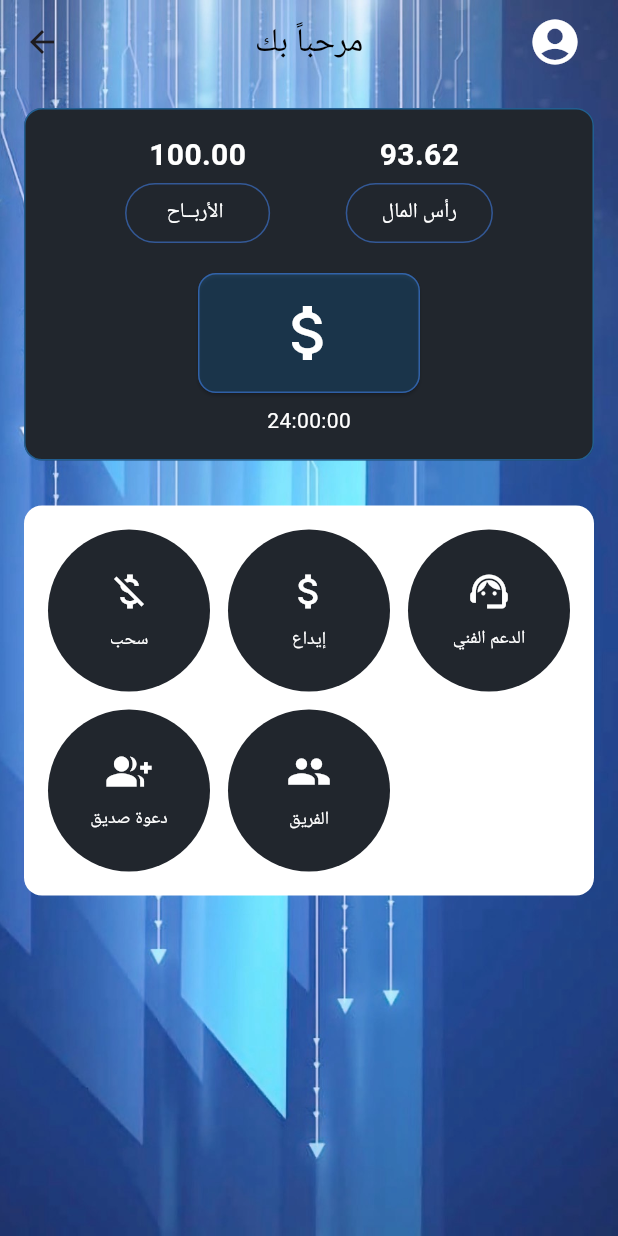
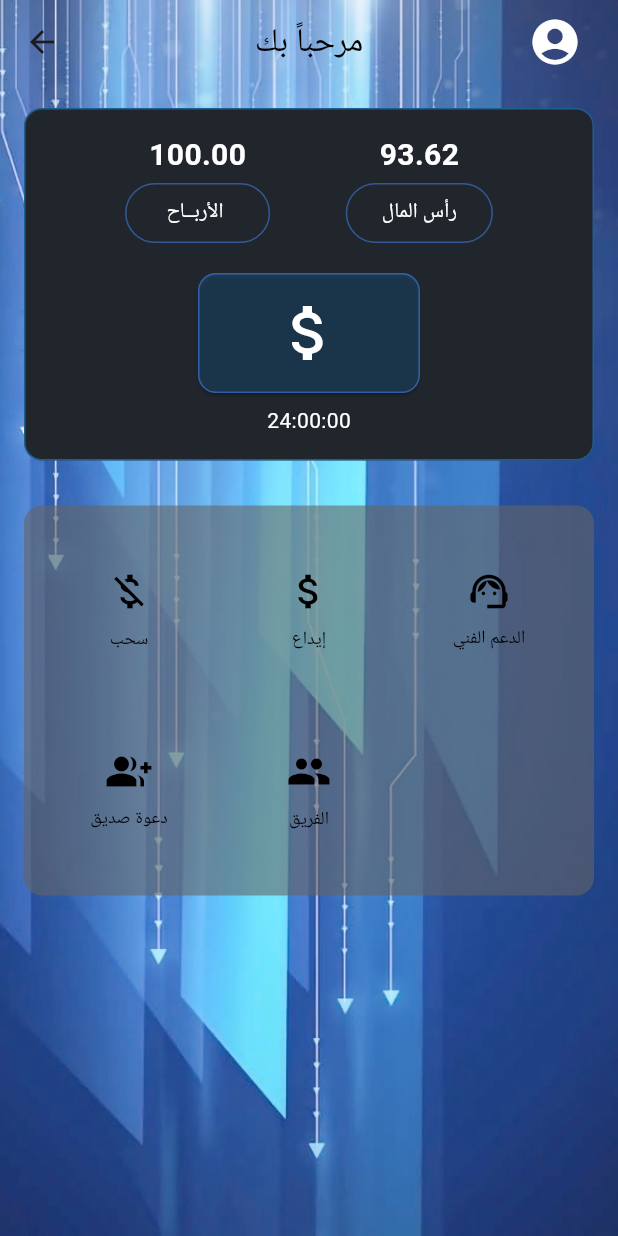
Before and after one commit to 4li9/invest, a Flutter app: the HomeScreen screen opened by its route, on a phone screen of 412 x 824 dp. Run offline on Flutter 3.47's test engine with Material 3 defaults, Android fonts, the phone set to English and light mode, and no system bars; our stand-ins replace get.

Commit message:
قمت بانشاء كونتينر  وتنقلات لجميع الازرار وقمت بتصميم وتعديل واجه تسجيل الدخول وقم بانشاء ازرار رجوع لل الصفحات واشياء  وتعديل على ملف الروت لكي يتم استدعاء الصفحات عبره وايضا قمت بانشاء وتحديد الوان متناسقه للتطبيق بلكامل

```diff
--- a/lib/core/constant/app_routes.dart
+++ b/lib/core/constant/app_routes.dart
@@ -9,5 +9,6 @@ class AppRoute {
   static const String InviteFriendScreen = "/InviteFriendScreen";
   static const String HomeScreen = "/HomeScreen";
   static const String DepositScreen = "/DepositScreen";
+  static const String CheckTheCode = "/CheckTheCode";
 
 }
--- a/lib/routes.dart
+++ b/lib/routes.dart
@@ -1,4 +1,5 @@
 import 'package:flutter/material.dart';
+import 'package:invest/view/%D8%A7%D9%84%D8%B5%D9%81%D8%AD%D8%A7%D8%AA/CheckTheCode.dart';
 import 'package:invest/view/%D8%A7%D9%84%D8%B5%D9%81%D8%AD%D8%A7%D8%AA/DepositScreen.dart';
 import 'package:invest/view/%D8%A7%D9%84%D8%B5%D9%81%D8%AD%D8%A7%D8%AA/InviteFriendScreen.dart';
 import 'package:invest/view/%D8%A7%D9%84%D8%B5%D9%81%D8%AD%D8%A7%D8%AA/NewSupportScreen.dart';
@@ -20,4 +21,6 @@ Map<String, Widget Function(BuildContext)> routes = {
   AppRoute.InviteFriendScreen: (context) => const InviteFriendScreen(),
   AppRoute.HomeScreen: (context) => const HomeScreen(),
   AppRoute.DepositScreen: (context) => const DepositScreen(),
+    AppRoute.CheckTheCode: (context) =>  CheckTheCode(),
+
 };
--- a/lib/view/الصفحات/home_screen.dart
+++ b/lib/view/الصفحات/home_screen.dart
@@ -92,7 +92,7 @@ class _HomeScreenState extends State<HomeScreen> {
                 Container(
                   padding: const EdgeInsets.all(16),
                   decoration: BoxDecoration(
-                    color: Colors.white,
+                    color: const Color.fromARGB(151, 100, 100, 100),
                     borderRadius: BorderRadius.circular(12),
                   ),
                   child: GridView.count(
@@ -227,30 +227,27 @@ class _HomeScreenState extends State<HomeScreen> {
     IconData icon,
     VoidCallback onPressed,
   ) {
-    return Container(
-      decoration: const BoxDecoration(
-        color: Color(0xFF21262D),
-        shape: BoxShape.circle, // جعل الشكل دائري
-      ),
-      child: Material(
+    return Material(
       color: Colors.transparent,
       child: InkWell(
-          borderRadius: BorderRadius.circular(50),
         onTap: onPressed,
         child: Column(
           mainAxisAlignment: MainAxisAlignment.center,
           children: [
-              Icon(icon, size: 30, color: Colors.white), // حجم أيقونة أصغر
+            Icon(icon,
+                size: 30,
+                color: const Color.fromARGB(
+                    255, 0, 0, 0)), // الأيقونة فقط بدون خلفية
             const SizedBox(height: 8),
             Text(
               label,
-                style: const TextStyle(fontSize: 12, color: Colors.white),
+              style: const TextStyle(
+                  fontSize: 12, color: Color.fromARGB(255, 0, 0, 0)),
               textAlign: TextAlign.center,
             ),
           ],
         ),
       ),
-      ),
     );
   }
 }
--- a/lib/view/الصفحات/register_screen.dart
+++ b/lib/view/الصفحات/register_screen.dart
@@ -151,7 +151,7 @@ class RegisterScreen extends StatelessWidget {
       ScaffoldMessenger.of(context).showSnackBar(
         const SnackBar(content: Text('تم إنشاء الحساب')),
       );
-      controller.goToHomeScreen();
+      controller.goToCheckTheCode();
     });
   }
 }
```
Also changed, not shown: lib/controller/auth/RegisterScreen_controller copy.dart (+7 -0 lines), lib/view/الصفحات/CheckTheCode.dart (added, +179 -0 lines). Lines whose indentation alone changed are shown as unchanged.
